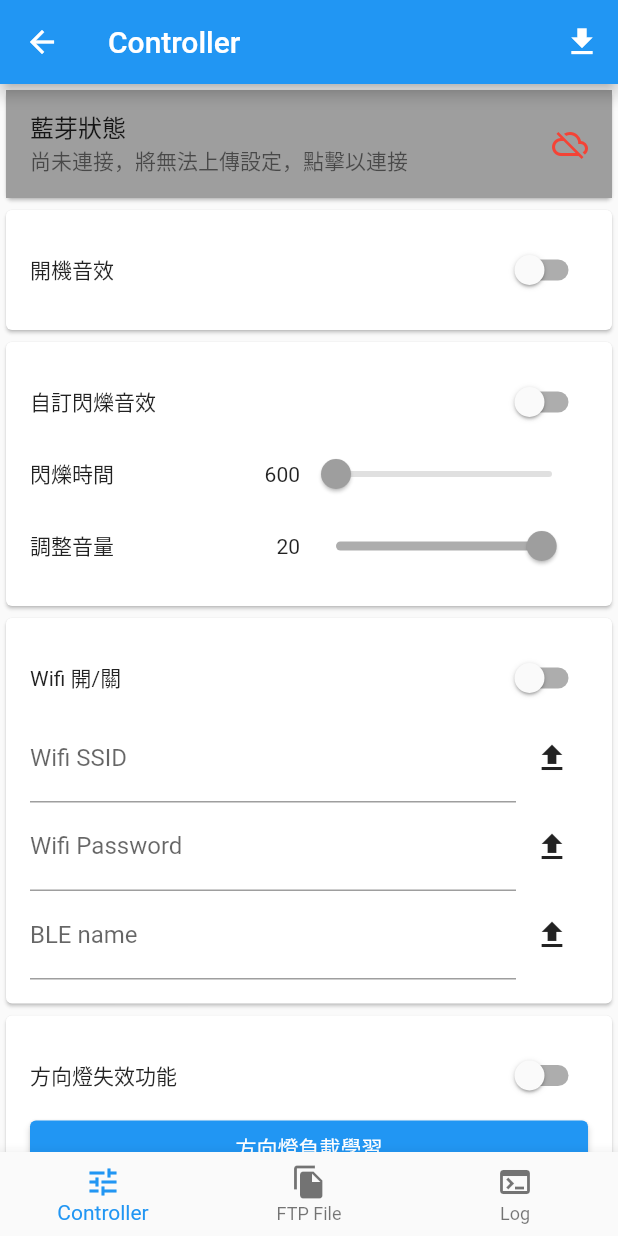
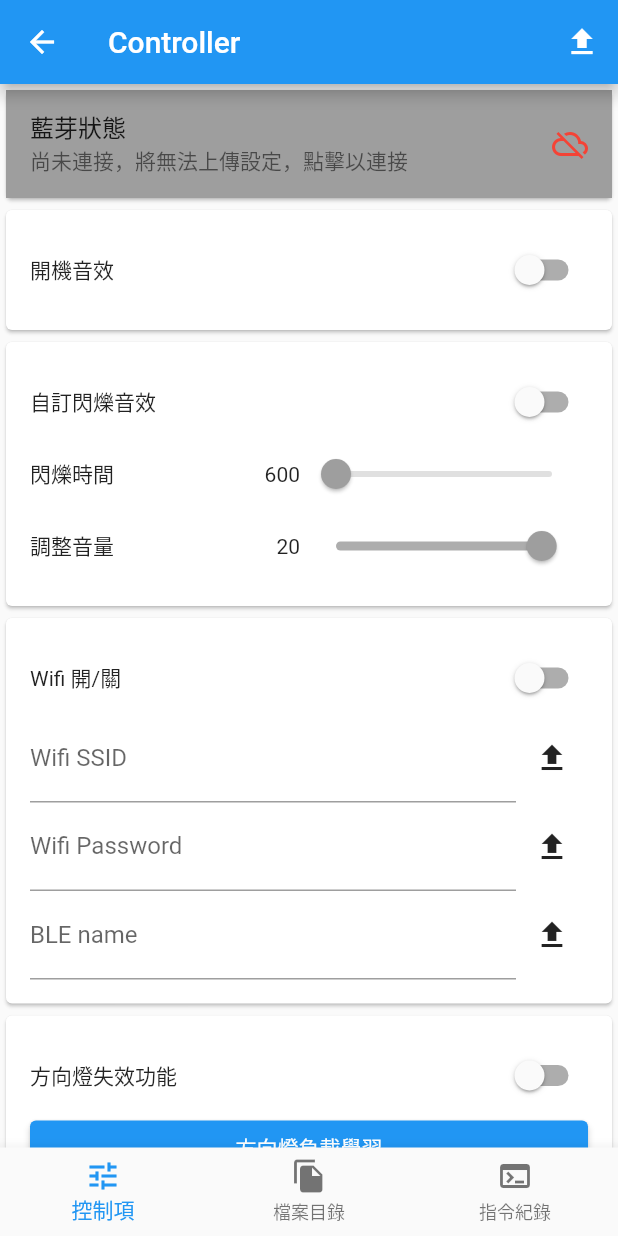
Before and after one commit to xunqun/flutter_arduino_wifi_udp, a Flutter app: the HomeScreen screen opened directly, on a phone screen of 412 x 824 dp. Run offline on Flutter 3.47's test engine with Material 2 defaults, Android fonts, the phone set to English and light mode, and no system bars; our stand-ins replace connectivity_plus, file_picker, flutter_blue_plus, fluttertoast, permission_handler, shared_preferences; missing offline and left inert: ftpconnect, wifi_iot; accounts and stored records are empty.

Commit message:
Updated UI
Signed-off-by: Shawn Lu <lu.shangchiun@gmail.com>

```diff
--- a/lib/screen/page_controller.dart
+++ b/lib/screen/page_controller.dart
@@ -225,11 +225,22 @@ class _ControllerPageState extends State<ControllerPage> {
         title: const Text('Controller'),
         actions: [
           IconButton(
-              tooltip: '由FTP下載',
+              tooltip: '保存',
               onPressed: () {
-                _downloadFromRemote();
+                showDialog(context: context, builder: (c){
+                  return AlertDialog(
+                    title: Text("保存設定"),
+                    content: Text("將目前設定儲存到閃爍器"),
+                    actions: [
+                      ElevatedButton(onPressed: (){
+                        BleManager.instance.sendCommand(SetupSaveCommand());
+                        Navigator.pop(context);
+                      }, child: Text("保存"))
+                    ],
+                  );
+                });
               },
-              icon: const Icon(Icons.file_download))
+              icon: const Icon(Icons.upload))
         ],
       ),
       body: _options != null
@@ -298,11 +309,14 @@ class _ControllerPageState extends State<ControllerPage> {
             ),
           ),
         ),
-        Card(child: Column(
-          children: [
-            buildFlashSize(),
-            buildVersion(),
-          ],
+        Card(child: Padding(
+          padding: const EdgeInsets.all(16.0),
+          child: Column(
+            children: [
+              buildFlashSize(),
+              buildVersion(),
+            ],
+          ),
         ),),
 
         SizedBox(
@@ -350,12 +364,15 @@ class _ControllerPageState extends State<ControllerPage> {
     return Padding(
       padding: const EdgeInsets.only(top: 16.0, bottom: 16.0),
       child: Row(
-        mainAxisAlignment: MainAxisAlignment.spaceBetween,
         children: [
+          Padding(
+            padding: const EdgeInsets.only(right: 8.0),
+            child: const Icon(Icons.numbers),
+          ),
           const Text('版本'),
+          const Spacer(),
           Text(
             _version.toString().toUpperCase(),
-            style: TextStyle(fontWeight: FontWeight.bold),
           )
         ],
       ),
@@ -363,15 +380,19 @@ class _ControllerPageState extends State<ControllerPage> {
   }
 
   Widget buildFlashSize() {
+    var arr = _flashSize.split(',');
     return Padding(
       padding: const EdgeInsets.only(top: 16.0, bottom: 16.0),
       child: Row(
-        mainAxisAlignment: MainAxisAlignment.spaceBetween,
         children: [
+          const Padding(
+            padding: EdgeInsets.only(right: 8.0),
+            child: Icon(Icons.save),
+          ),
           const Text('記憶體容量'),
+          Spacer(),
           Text(
-            '${_flashSize.toUpperCase()} KB',
-            style: TextStyle(fontWeight: FontWeight.bold),
+            '${arr[1]}KB/ ${arr[0]} KB',
           )
         ],
       ),
--- a/lib/screen/screen_main.dart
+++ b/lib/screen/screen_main.dart
@@ -3,7 +3,6 @@ import 'dart:async';
 import 'package:flutter/material.dart';
 import 'package:flutter_wifi_udp/screen/page_controller.dart';
 import 'package:flutter_wifi_udp/screen/page_file.dart';
-import 'package:flutter_wifi_udp/screen/page_settings.dart';
 import 'package:flutter_wifi_udp/screen/page_terminal.dart';
 
 import '../constant/state.dart';
@@ -45,9 +44,9 @@ class _HomeScreenState extends State<HomeScreen> {
         type: BottomNavigationBarType.fixed,
         currentIndex: _index,
         items: const [
-          BottomNavigationBarItem(icon: Icon(Icons.tune), label: 'Controller'),
-          BottomNavigationBarItem(icon: Icon(Icons.file_copy), label: 'FTP File'),
-          BottomNavigationBarItem(icon: Icon(Icons.terminal), label: 'Log'),
+          BottomNavigationBarItem(icon: Icon(Icons.tune), label: '控制項'),
+          BottomNavigationBarItem(icon: Icon(Icons.file_copy), label: '檔案目錄'),
+          BottomNavigationBarItem(icon: Icon(Icons.terminal), label: '指令紀錄'),
         ],
         onTap: (i){
           setState(() {
```
Also changed, not shown: lib/screen/screen_ble_connect.dart (+8 -2 lines).
